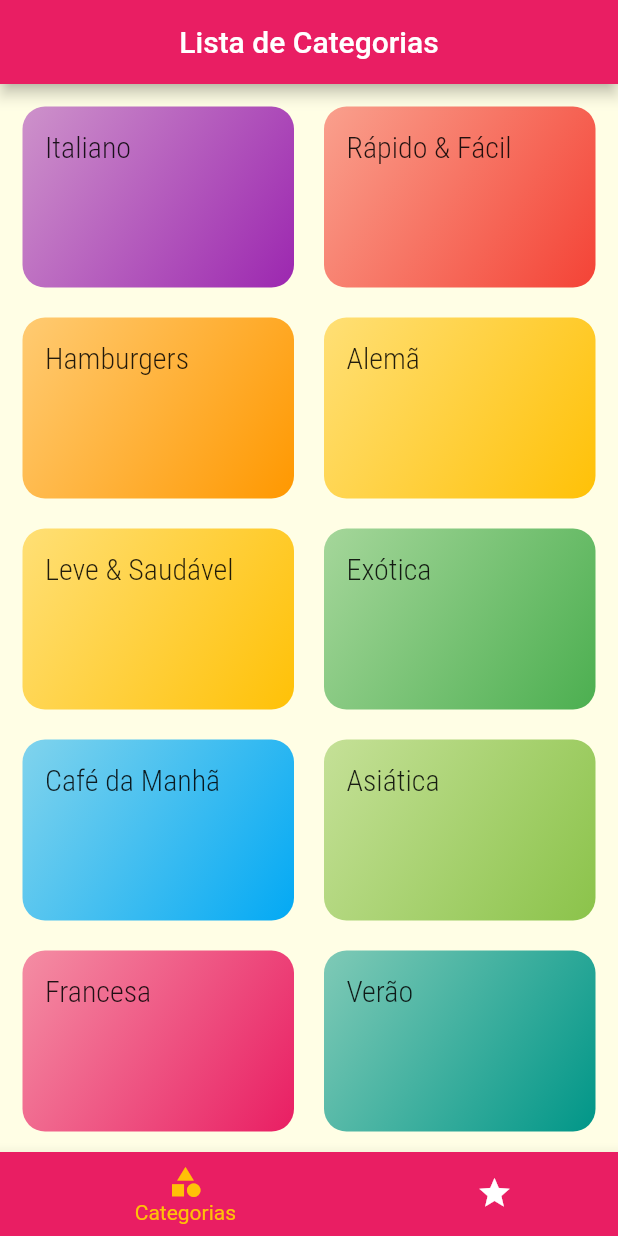
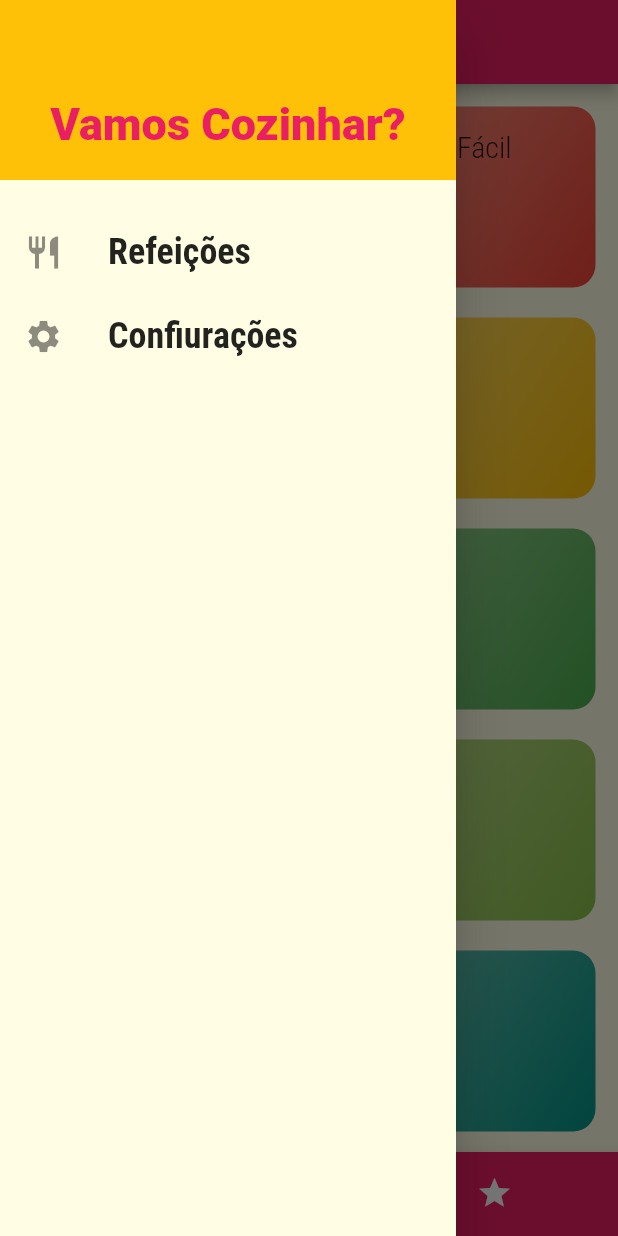
Before and after one commit to roninds14/meals, a Flutter app: the screen it shows after launch, with the side drawer open (before the commit the screen has no drawer), on a phone screen of 412 x 824 dp. Run offline on Flutter 3.47's test engine with Material 2 defaults, Android fonts, the phone set to English and light mode, and no system bars.

Commit message:
add drawer e tela de configuracoes

```diff
--- /dev/null
+++ b/lib/components/main_drawer.dart
@@ -0,0 +1,61 @@
+import 'package:flutter/material.dart';
+import 'package:meals/utils/app_routes.dart';
+
+class MainDrawer extends StatelessWidget {
+  const MainDrawer({super.key});
+
+  Widget _createItem(IconData icon, String label, Function() onTap) {
+    return ListTile(
+      leading: Icon(
+        icon,
+        size: 26,
+      ),
+      title: Text(
+        label,
+        style: const TextStyle(
+          fontFamily: 'RobotoCondensed',
+          fontSize: 24,
+          fontWeight: FontWeight.bold,
+        ),
+      ),
+      onTap: onTap,
+    );
+  }
+
+  @override
+  Widget build(BuildContext context) {
+    return Drawer(
+      child: Column(
+        children: [
+          Container(
+            height: 120,
+            width: double.infinity,
+            padding: const EdgeInsets.all(20),
+            color: Theme.of(context).colorScheme.secondary,
+            alignment: Alignment.bottomCenter,
+            child: Text(
+              'Vamos Cozinhar?',
+              style: TextStyle(
+                  fontWeight: FontWeight.w900,
+                  fontSize: 30,
+                  color: Theme.of(context).colorScheme.primary),
+            ),
+          ),
+          const SizedBox(
+            height: 20,
+          ),
+          _createItem(
+            Icons.restaurant,
+            'Refeições',
+            () => Navigator.of(context).pushNamed(AppRoutes.HOME),
+          ),
+          _createItem(
+            Icons.settings,
+            'Confiurações',
+            () => Navigator.of(context).pushNamed(AppRoutes.SETTINGS),
+          ),
+        ],
+      ),
+    );
+  }
+}
--- a/lib/main.dart
+++ b/lib/main.dart
@@ -2,6 +2,7 @@ import 'package:flutter/material.dart';
 import 'package:meals/screens/categories_meals_screen.dart';
 import 'package:meals/screens/category_screen.dart';
 import 'package:meals/screens/meal_detail_screen.dart';
+import 'package:meals/screens/settings_screen.dart';
 import 'package:meals/screens/tabs_screen.dart';
 
 import '../utils/app_routes.dart';
@@ -32,6 +33,7 @@ class MyApp extends StatelessWidget {
         AppRoutes.HOME: (ctx) => const TabsScreen(),
         AppRoutes.CATEGORIES_MEALS: (ctx) => const CategoriesMealsSreen(),
         AppRoutes.MEAL_DETAIL: (ctx) => const MealDetailScren(),
+        AppRoutes.SETTINGS: (ctx) => const SettingsScreen(),
       },
       // onGenerateRoute: (settings) {
       //   if (settings.name == '/alguma-coisa') {
--- /dev/null
+++ b/lib/screens/settings_screen.dart
@@ -0,0 +1,17 @@
+import 'package:flutter/material.dart';
+
+class SettingsScreen extends StatelessWidget {
+  const SettingsScreen({super.key});
+
+  @override
+  Widget build(BuildContext context) {
+    return Scaffold(
+      appBar: AppBar(
+        title: const Text('Configurações'),
+      ),
+      body: const Center(
+        child: Text('Configurações'),
+      ),
+    );
+  }
+}
--- a/lib/screens/tabs_screen.dart
+++ b/lib/screens/tabs_screen.dart
@@ -1,4 +1,5 @@
 import 'package:flutter/material.dart';
+import 'package:meals/components/main_drawer.dart';
 import 'package:meals/screens/category_screen.dart';
 
 import 'favorite_screen.dart';
@@ -38,6 +39,7 @@ class _TabsScreenState extends State<TabsScreen> {
         ),
         centerTitle: true,
       ),
+      drawer: const MainDrawer(),
       body: _screens[_selectScreenIndex]['screen'] as Widget,
       bottomNavigationBar: BottomNavigationBar(
         onTap: _selectScreen,
--- a/lib/utils/app_routes.dart
+++ b/lib/utils/app_routes.dart
@@ -5,4 +5,5 @@ class AppRoutes
   static const HOME = '/';
   static const CATEGORIES_MEALS = '/categories-meals';
   static const MEAL_DETAIL =  '/meal-detail';
+  static const SETTINGS =  '/settings';
 }
```
